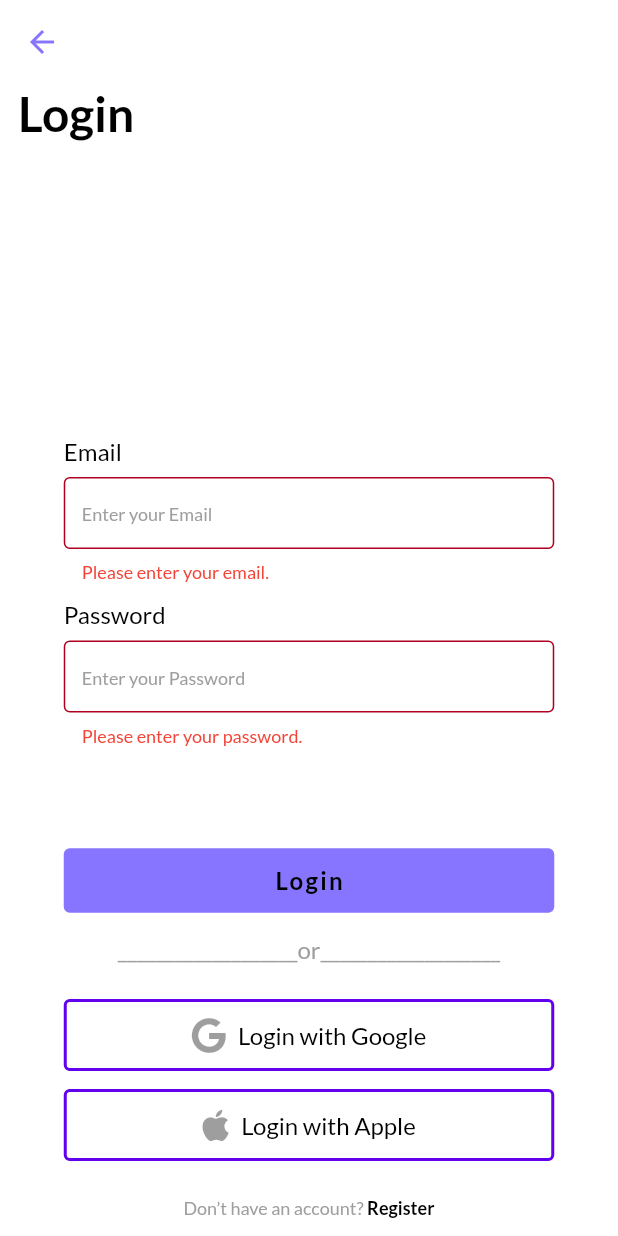
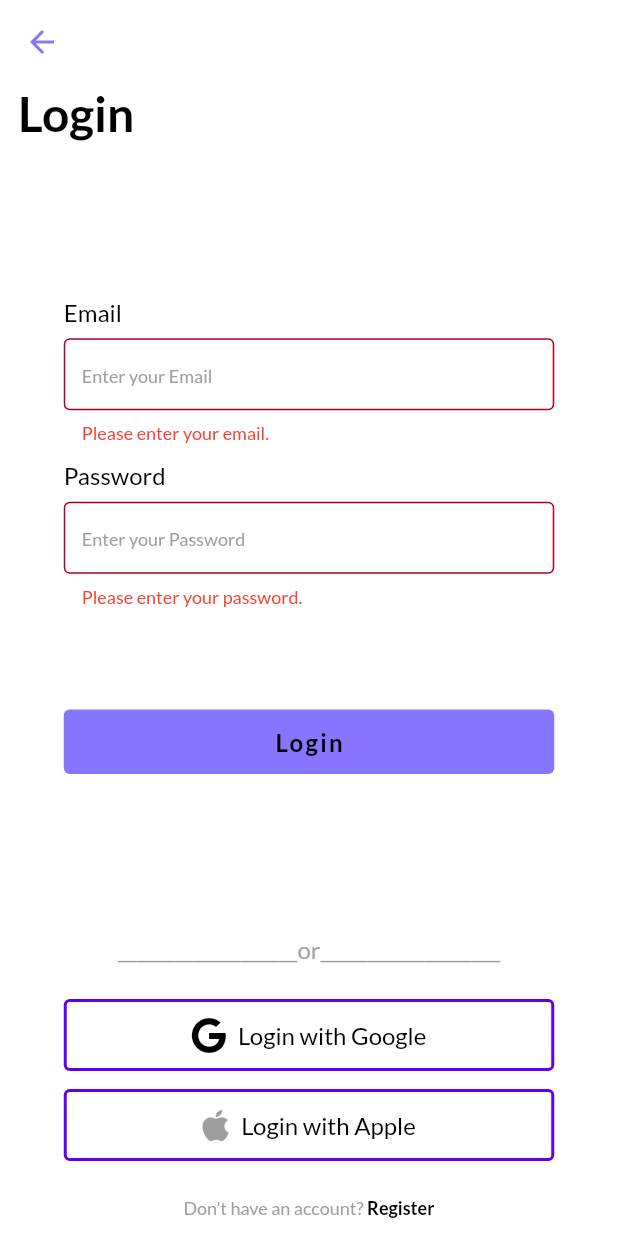
Before and after one commit to TMS1932k1/UpTodo, a Flutter app: the AuthScreen screen opened directly, after a tap on "Login", on a phone screen of 412 x 824 dp. Run offline on Flutter 3.47's test engine with Material 2 defaults, Android fonts, the phone set to English and light mode, and no system bars; our stand-ins replace firebase_auth, firebase_core, flutter_bloc, font_awesome_flutter, google_fonts, google_sign_in; accounts and stored records are empty.

Commit message:
Auth Screen - Sign in email/password or google account, add bloc logic to loading, bloc's architecture

```diff
--- /dev/null
+++ b/lib/business_logic/cubits/auth/auth_loading_cubit.dart
@@ -0,0 +1,9 @@
+import 'package:flutter_bloc/flutter_bloc.dart';
+import 'package:todo_app/business_logic/cubits/auth/auth_loading_state.dart';
+
+class AuthLoadingCubit extends Cubit<AuthLoadingState> {
+  AuthLoadingCubit() : super(AuthLoadingState(isLoading: false));
+
+  void startLoading() => emit(AuthLoadingState(isLoading: true));
+  void stopLoading() => emit(AuthLoadingState(isLoading: false));
+}
--- /dev/null
+++ b/lib/business_logic/cubits/auth/auth_loading_state.dart
@@ -0,0 +1,7 @@
+class AuthLoadingState {
+  bool isLoading;
+
+  AuthLoadingState({
+    required this.isLoading,
+  });
+}
--- /dev/null
+++ b/lib/presentation/screens/auth/auth_screen.dart
@@ -0,0 +1,249 @@
+import 'package:flutter/material.dart';
+import 'package:flutter_bloc/flutter_bloc.dart';
+import 'package:todo_app/business_logic/cubits/auth/auth_loading_cubit.dart';
+import 'package:todo_app/business_logic/cubits/auth/auth_loading_state.dart';
+import 'package:todo_app/constants/dimen_constant.dart';
+import 'package:todo_app/presentation/widgets/auth/bottom_option.dart';
+import 'package:todo_app/presentation/widgets/auth/input_text_field.dart';
+import 'package:todo_app/data/repositories/auth_firebase.dart';
+
+class AuthScreen extends StatefulWidget {
+  const AuthScreen({
+    super.key,
+    this.isLogin = true,
+  });
+
+  final bool isLogin;
+
+  @override
+  State<AuthScreen> createState() => _AuthScreenState();
+}
+
+class _AuthScreenState extends State<AuthScreen> with TickerProviderStateMixin {
+  late bool _isLogin;
+  final _duration = const Duration(milliseconds: 300);
+  Map<String, String> _auth = {
+    'email': '',
+    'password': '',
+  };
+
+  final GlobalKey<FormState> _formKey = GlobalKey();
+  final TextEditingController _passwordController = TextEditingController();
+
+  late AnimationController _animationController;
+
+  @override
+  void initState() {
+    super.initState();
+    _isLogin = widget.isLogin;
+    _animationController = AnimationController(
+      vsync: this,
+      duration: _duration,
+    );
+  }
+
+  @override
+  void dispose() {
+    _animationController.dispose();
+    _passwordController.dispose();
+    super.dispose();
+  }
+
+  /// Change [_isLogin] mode
+  void _changeMode() {
+    setState(() {
+      _isLogin = !_isLogin;
+    });
+  }
+
+  /// Check validator of inform input by [_formKey.currentState]
+  /// If it's valid to register or login
+  void _submit() async {
+    final String? error;
+    if (!_formKey.currentState!.validate()) return;
+    _formKey.currentState!.save();
+
+    // set state to start loading
+    BlocProvider.of<AuthLoadingCubit>(context).startLoading();
+    if (_isLogin) {
+      error = await signInWithEmailAndPassword(_auth);
+    } else {
+      error = await createUserByEmailPassword(_auth);
+    }
+    if (error != null) {
+      _showSnackBarError(error);
+    }
+    if (mounted) {
+      // set state to stop loading
+      BlocProvider.of<AuthLoadingCubit>(context).stopLoading();
+    }
+  }
+
+  void _showSnackBarError(String mes) {
+    ScaffoldMessenger.of(context).hideCurrentSnackBar();
+    ScaffoldMessenger.of(context).showSnackBar(
+      SnackBar(
+        content: Text(mes),
+        duration: const Duration(milliseconds: 2000),
+        backgroundColor: Colors.red,
+      ),
+    );
+  }
+
+  /// Check available [email]
+  /// If [email] != null and [email] is not empty and [email] is valid email
+  /// Will return null
+  /// Else return invalid message
+  String? _validatorEmail(String? email) {
+    if (email == null || email.isEmpty) {
+      return 'Please enter your email.';
+    }
+
+    final isValid = RegExp(
+      r"^[a-zA-Z0-9.a-zA-Z0-9.!#$%&'*+-/=?^_`{|}~]+@[a-zA-Z0-9]+\.[a-zA-Z]+",
+    ).hasMatch(email);
+
+    if (!isValid) {
+      return 'Email is invalid.';
+    }
+
+    return null;
+  }
+
+  /// Check available [password]
+  /// If [password] != null and [password] is not empty and [password] is valid password
+  /// Will return null
+  /// Else return invalid message
+  String? _validatorPassword(String? password) {
+    if (password == null || password.isEmpty || password.length < 6) {
+      return 'Please enter your password.';
+    }
+    return null;
+  }
+
+  /// Check available [confirmPassword]
+  /// If [confirmPassword] != null and [confirmPassword] is not empty and [confirmPassword] is matched with password
+  /// Will return null
+  /// Else return invalid message
+  String? _validatorConfirmPassword(String? confirmPassword) {
+    if (confirmPassword == null || confirmPassword.isEmpty) {
+      return 'Please confirm your password.';
+    }
+
+    if (confirmPassword != _passwordController.text) {
+      return 'Not matched with password.';
+    }
+
+    return null;
+  }
+
+  @override
+  Widget build(BuildContext context) {
+    return Scaffold(
+      backgroundColor: Theme.of(context).colorScheme.background,
+      appBar: AppBar(
+        backgroundColor: Colors.transparent,
+        elevation: 0,
+      ),
+      body: Container(
+        padding: const EdgeInsets.symmetric(horizontal: kPaddingSmall),
+        child: Column(
+          crossAxisAlignment: CrossAxisAlignment.start,
+          children: [
+            Text(
+              _isLogin ? 'Login' : 'Register',
+              style: Theme.of(context).textTheme.labelMedium,
+            ),
+            const SizedBox(height: kPaddingSmall),
+            Expanded(
+              child: Center(
+                child: SizedBox(
+                  width: double.infinity,
+                  child: SingleChildScrollView(
+                    reverse: true,
+                    child: Column(
+                      children: [
+                        Form(
+                          key: _formKey,
+                          child: Column(
+                            children: [
+                              InputTextField(
+                                title: 'Email',
+                                hint: 'Enter your Email',
+                                validator: _validatorEmail,
+                                textInputType: TextInputType.emailAddress,
+                                onSaved: (email) => _auth['email'] = email!,
+                              ),
+                              const SizedBox(height: kPaddingSmall),
+                              InputTextField(
+                                title: 'Password',
+                                hint: 'Enter your Password',
+                                isObscure: true,
+                                validator: _validatorPassword,
+                                controller: _passwordController,
+                                textInputType: TextInputType.visiblePassword,
+                                onSaved: (password) =>
+                                    _auth['password'] = password!,
+                              ),
+                              const SizedBox(height: kPaddingSmall),
+                              AnimatedContainer(
+                                curve: Curves.easeIn,
+                                duration: _duration,
+                                constraints: BoxConstraints(
+                                  maxHeight: !_isLogin ? 100 : 0,
+                                  minHeight: !_isLogin ? 100 : 0,
+                                ),
+                                child: SingleChildScrollView(
+                                  child: InputTextField(
+                                    title: 'Confirm Password',
+                                    hint: 'Confirm your Password',
+                                    isObscure: true,
+                                    validator: !_isLogin
+                                        ? _validatorConfirmPassword
+                                        : (_) => null,
+                                    textInputType:
+                                        TextInputType.visiblePassword,
+                                  ),
+                                ),
+                              ),
+                            ],
+                          ),
+                        ),
+                        const SizedBox(height: kPaddingLarge),
+                        BlocBuilder<AuthLoadingCubit, AuthLoadingState>(
+                          builder: (context, state) {
+                            if (state.isLoading) {
+                              return const CircularProgressIndicator();
+                            }
+
+                            return SizedBox(
+                              width: 327,
+                              child: ElevatedButton(
+                                onPressed: _submit,
+                                style:
+                                    Theme.of(context).elevatedButtonTheme.style,
+                                child: Text(
+                                  _isLogin ? 'Login' : 'Register',
+                                  style: Theme.of(context).textTheme.labelSmall,
+                                ),
+                              ),
+                            );
+                          },
+                        )
+                      ],
+                    ),
+                  ),
+                ),
+              ),
+            ),
+            const SizedBox(height: kPaddingSmall),
+            BottomOption(
+              isLogin: _isLogin,
+              changeMode: _changeMode,
+            ),
+          ],
+        ),
+      ),
+    );
+  }
+}
--- a/lib/screens/intro/intro_screen.dart
+++ b/lib/presentation/screens/intro/intro_screen.dart
@@ -1,6 +1,6 @@
 import 'package:flutter/material.dart';
 import 'package:todo_app/constants/app_constant.dart';
-import 'package:todo_app/screens/intro/onboading_screen.dart';
+import 'package:todo_app/presentation/screens/intro/onboading_screen.dart';
 
 class IntroScreen extends StatefulWidget {
   const IntroScreen({super.key});
--- a/lib/screens/intro/onboading_screen.dart
+++ b/lib/presentation/screens/intro/onboading_screen.dart
@@ -1,7 +1,7 @@
 import 'package:flutter/material.dart';
 import 'package:todo_app/constants/app_constant.dart';
-import 'package:todo_app/screens/intro/start_screen.dart';
-import 'package:todo_app/widgets/intro/onboading_item.dart';
+import 'package:todo_app/presentation/screens/intro/start_screen.dart';
+import 'package:todo_app/presentation/widgets/intro/onboading_item.dart';
 
 class OnboadingScreen extends StatefulWidget {
   const OnboadingScreen({super.key});
--- a/lib/screens/intro/start_screen.dart
+++ b/lib/presentation/screens/intro/start_screen.dart
@@ -1,7 +1,7 @@
 import 'package:flutter/material.dart';
 import 'package:todo_app/constants/dimen_constant.dart';
-import 'package:todo_app/screens/auth/auth_screem.dart';
-import 'package:todo_app/widgets/intro/title_subtitle_text.dart';
+import 'package:todo_app/presentation/screens/auth/auth_screen.dart';
+import 'package:todo_app/presentation/widgets/intro/title_subtitle_text.dart';
 
 class StartScreen extends StatelessWidget {
   const StartScreen({super.key});
--- a/lib/widgets/auth/bottom_option.dart
+++ b/lib/presentation/widgets/auth/bottom_option.dart
@@ -1,7 +1,11 @@
 import 'package:flutter/material.dart';
+import 'package:flutter_bloc/flutter_bloc.dart';
 import 'package:font_awesome_flutter/font_awesome_flutter.dart';
+import 'package:todo_app/business_logic/cubits/auth/auth_loading_cubit.dart';
+import 'package:todo_app/business_logic/cubits/auth/auth_loading_state.dart';
 import 'package:todo_app/constants/dimen_constant.dart';
-import 'package:todo_app/widgets/auth/login_option_button.dart';
+import 'package:todo_app/data/repositories/auth_firebase.dart';
+import 'package:todo_app/presentation/widgets/auth/login_option_button.dart';
 
 class BottomOption extends StatelessWidget {
   const BottomOption({
@@ -13,8 +17,35 @@ class BottomOption extends StatelessWidget {
   final bool isLogin;
   final void Function() changeMode;
 
+  void showSnackBarError(BuildContext context, String mes) {
+    ScaffoldMessenger.of(context).hideCurrentSnackBar();
+    ScaffoldMessenger.of(context).showSnackBar(
+      SnackBar(
+        content: Text(mes),
+        duration: const Duration(milliseconds: 2000),
+        backgroundColor: Colors.red,
+      ),
+    );
+  }
+
   @override
   Widget build(BuildContext context) {
+    void signInWithGoogleAccount() async {
+      // Set state to start loading
+      BlocProvider.of<AuthLoadingCubit>(context).startLoading();
+
+      final error = await signInWithGoogle();
+
+      if (context.mounted) {
+        if (error != null) {
+          showSnackBarError(context, error);
+        }
+
+        // Set state to start loading
+        BlocProvider.of<AuthLoadingCubit>(context).stopLoading();
+      }
+    }
+
     return Container(
       padding: const EdgeInsets.only(bottom: kPaddingSmall),
       child: Column(
@@ -28,9 +59,20 @@ class BottomOption extends StatelessWidget {
                 ),
           ),
           const SizedBox(height: kPaddingMedium),
-          const LoginOptionButton(
-            text: 'Login with Google',
-            icon: FaIcon(FontAwesomeIcons.google),
+          BlocBuilder<AuthLoadingCubit, AuthLoadingState>(
+            builder: (context, state) {
+              void Function()? onClick;
+
+              if (!state.isLoading) {
+                onClick = signInWithGoogleAccount;
+              }
+
+              return LoginOptionButton(
+                text: 'Login with Google',
+                icon: const FaIcon(FontAwesomeIcons.google),
+                onClick: onClick,
+              );
+            },
           ),
           const SizedBox(height: kPaddingSmall),
           const LoginOptionButton(
--- a/lib/widgets/auth/input_text_field.dart
+++ b/lib/presentation/widgets/auth/input_text_field.dart
@@ -10,6 +10,7 @@ class InputTextField extends StatelessWidget {
     required this.validator,
     this.controller,
     this.textInputType,
+    this.onSaved,
   });
 
   final String title;
@@ -18,6 +19,7 @@ class InputTextField extends StatelessWidget {
   final String? Function(String?) validator;
   final TextEditingController? controller;
   final TextInputType? textInputType;
+  final Function(String?)? onSaved;
 
   @override
   Widget build(BuildContext context) {
@@ -52,6 +54,8 @@ class InputTextField extends StatelessWidget {
               ),
               validator: validator,
               obscureText: isObscure,
+              onSaved: onSaved,
+              maxLines: 1,
             ),
           ),
         ],
--- a/lib/widgets/auth/login_option_button.dart
+++ b/lib/presentation/widgets/auth/login_option_button.dart
@@ -33,6 +33,8 @@ class LoginOptionButton extends StatelessWidget {
         label: Text(
           text,
           style: Theme.of(context).textTheme.bodyMedium,
+          overflow: TextOverflow.clip,
+          maxLines: 1,
         ),
       ),
     );
--- a/lib/widgets/intro/onboading_item.dart
+++ b/lib/presentation/widgets/intro/onboading_item.dart
@@ -1,5 +1,5 @@
 import 'package:flutter/material.dart';
-import 'package:todo_app/widgets/intro/title_subtitle_text.dart';
+import 'package:todo_app/presentation/widgets/intro/title_subtitle_text.dart';
 
 class OnboadingItem extends StatelessWidget {
   const OnboadingItem({
--- a/lib/screens/auth/auth_screem.dart
+++ /dev/null
@@ -1,196 +0,0 @@
-import 'package:flutter/material.dart';
-import 'package:todo_app/constants/dimen_constant.dart';
-import 'package:todo_app/widgets/auth/bottom_option.dart';
-import 'package:todo_app/widgets/auth/input_text_field.dart';
-
-class AuthScreen extends StatefulWidget {
-  const AuthScreen({
-    super.key,
-    this.isLogin = true,
-  });
-
-  final bool isLogin;
-
-  @override
-  State<AuthScreen> createState() => _AuthScreenState();
-}
-
-class _AuthScreenState extends State<AuthScreen> with TickerProviderStateMixin {
-  late bool _isLogin;
-  final duration = const Duration(milliseconds: 300);
-
-  final GlobalKey<FormState> _formKey = GlobalKey();
-  final TextEditingController _passwordController = TextEditingController();
-
-  late AnimationController _animationController;
-
-  @override
-  void initState() {
-    super.initState();
-    _isLogin = widget.isLogin;
-    _animationController = AnimationController(
-      vsync: this,
-      duration: duration,
-    );
-  }
-
-  @override
-  void dispose() {
-    _animationController.dispose();
-    _passwordController.dispose();
-    super.dispose();
-  }
-
-  /// Change [_isLogin] mode
-  void _changeMode() {
-    setState(() {
-      _isLogin = !_isLogin;
-    });
-  }
-
-  void _submit() {
-    if (!_formKey.currentState!.validate()) return;
-  }
-
-  /// Check available [email]
-  /// If [email] != null and [email] is not empty and [email] is valid email
-  /// Will return null
-  /// Else return invalid message
-  String? _validatorEmail(String? email) {
-    if (email == null || email.isEmpty) {
-      return 'Please enter your email.';
-    }
-
-    final isValid = RegExp(
-      r"^[a-zA-Z0-9.a-zA-Z0-9.!#$%&'*+-/=?^_`{|}~]+@[a-zA-Z0-9]+\.[a-zA-Z]+",
-    ).hasMatch(email);
-
-    if (!isValid) {
-      return 'Email is invalid.';
-    }
-
-    return null;
-  }
-
-  /// Check available [password]
-  /// If [password] != null and [password] is not empty and [password] is valid password
-  /// Will return null
-  /// Else return invalid message
-  String? _validatorPassword(String? password) {
-    if (password == null || password!.isEmpty || password.length < 6) {
-      return 'Please enter your password.';
-    }
-    return null;
-  }
-
-  /// Check available [confirmPassword]
-  /// If [confirmPassword] != null and [confirmPassword] is not empty and [confirmPassword] is matched with password
-  /// Will return null
-  /// Else return invalid message
-  String? _validatorConfirmPassword(String? confirmPassword) {
-    if (confirmPassword == null || confirmPassword.isEmpty) {
-      return 'Please confirm your password.';
-    }
-
-    if (confirmPassword != _passwordController.text) {
-      return 'Not matched with password.';
-    }
-
-    return null;
-  }
-
-  @override
-  Widget build(BuildContext context) {
-    return Scaffold(
-      backgroundColor: Theme.of(context).colorScheme.background,
-      appBar: AppBar(
-        backgroundColor: Colors.transparent,
-        elevation: 0,
-      ),
-      body: Container(
-        padding: const EdgeInsets.symmetric(horizontal: kPaddingSmall),
-        child: Column(
-          crossAxisAlignment: CrossAxisAlignment.start,
-          children: [
-            Text(
-              _isLogin ? 'Login' : 'Register',
-              style: Theme.of(context).textTheme.labelMedium,
-            ),
-            const SizedBox(height: kPaddingSmall),
-            Expanded(
-              child: SizedBox(
-                width: double.infinity,
-                child: SingleChildScrollView(
-                  reverse: true,
-                  child: Column(
-                    mainAxisSize: MainAxisSize.max,
-                    mainAxisAlignment: MainAxisAlignment.center,
-                    children: [
-                      Form(
-                        key: _formKey,
-                        child: Column(
-                          children: [
-                            InputTextField(
-                              title: 'Email',
-                              hint: 'Enter your Email',
-                              validator: _validatorEmail,
-                              textInputType: TextInputType.emailAddress,
-                            ),
-                            const SizedBox(height: kPaddingSmall),
-                            InputTextField(
-                              title: 'Password',
-                              hint: 'Enter your Password',
-                              isObscure: true,
-                              validator: _validatorPassword,
-                              controller: _passwordController,
-                              textInputType: TextInputType.visiblePassword,
-                            ),
-                            const SizedBox(height: kPaddingSmall),
-                            AnimatedContainer(
-                              curve: Curves.easeIn,
-                              duration: duration,
-                              constraints: BoxConstraints(
-                                maxHeight: !_isLogin ? 100 : 0,
-                                minHeight: !_isLogin ? 100 : 0,
-                              ),
-                              child: SingleChildScrollView(
-                                child: InputTextField(
-                                  title: 'Confirm Password',
-                                  hint: 'Confirm your Password',
-                                  isObscure: true,
-                                  validator: _validatorConfirmPassword,
-                                  textInputType: TextInputType.visiblePassword,
-                                ),
-                              ),
-                            ),
-                          ],
-                        ),
-                      ),
-                      const SizedBox(height: kPaddingLarge),
-                      SizedBox(
-                        width: 327,
-                        child: ElevatedButton(
-                          onPressed: _submit,
-                          style: Theme.of(context).elevatedButtonTheme.style,
-                          child: Text(
-                            _isLogin ? 'Login' : 'Register',
-                            style: Theme.of(context).textTheme.labelSmall,
-                          ),
-                        ),
-                      ),
-                    ],
-                  ),
-                ),
-              ),
-            ),
-            const SizedBox(height: kPaddingSmall),
-            BottomOption(
-              isLogin: _isLogin,
-              changeMode: _changeMode,
-            ),
-          ],
-        ),
-      ),
-    );
-  }
-}
--- a/pubspec.yaml
+++ b/pubspec.yaml
@@ -37,6 +37,10 @@ dependencies:
   cupertino_icons: ^1.0.2
   google_fonts: ^4.0.4
   font_awesome_flutter: ^10.4.0
+  firebase_auth: ^4.6.3
+  firebase_core: ^2.14.0
+  google_sign_in: ^6.1.2
+  flutter_bloc: ^8.1.3
 
 dev_dependencies:
   flutter_test:
```
Also changed, not shown: lib/data/repositories/auth_firebase.dart (added, +61 -0 lines), lib/main.dart (+27 -9 lines), lib/presentation/screens/home/home_screen.dart (added, +20 -0 lines), lib/presentation/widgets/intro/title_subtitle_text.dart (renamed from lib/widgets/intro/title_subtitle_text.dart), pubspec.lock, 3 other files.
